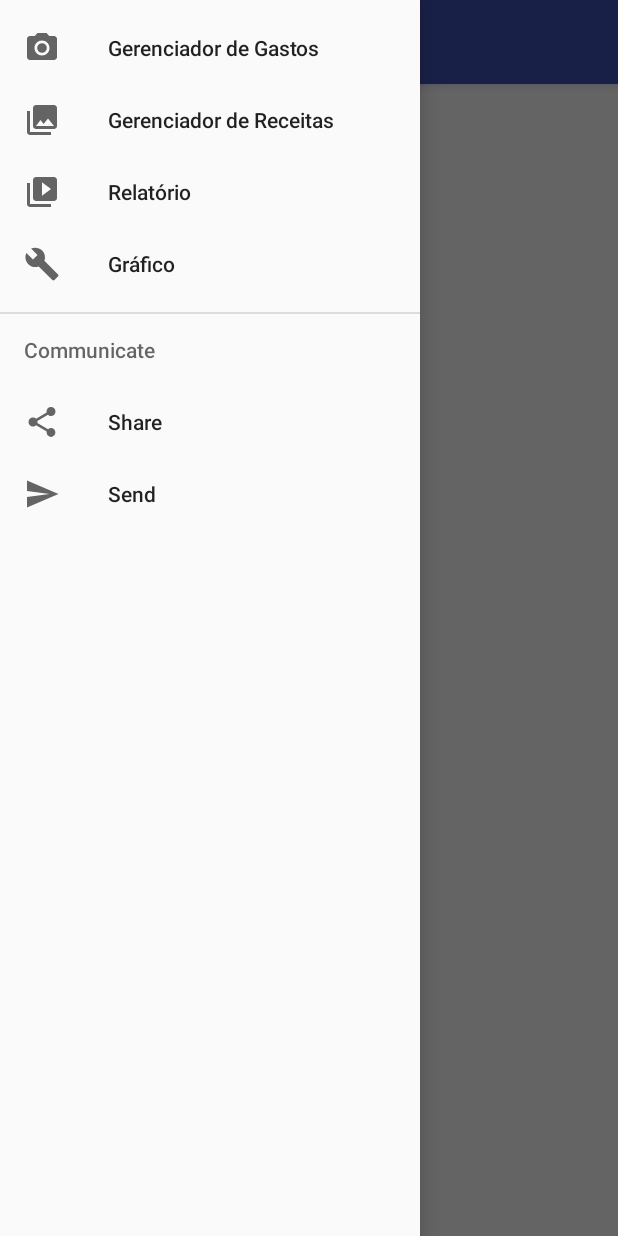
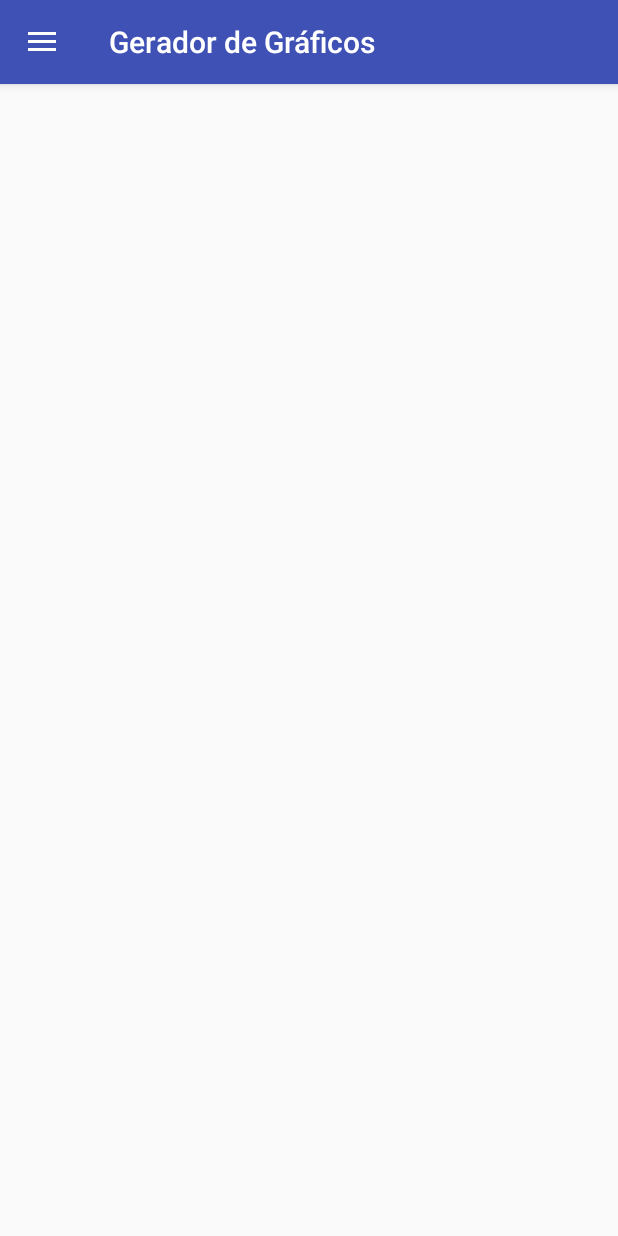
Before and after one commit to cassuci/equipe_rocket, an Android app: the GraficoController screen opened directly, with no data from a screen before it, in the side drawer, after a tap on "Gráfico", on a phone screen of 412 x 824 dp. Run offline under Robolectric (Android 15) with nearby library versions, the phone set to English and light mode, and no system bars.

Commit message:
Tela Gerador Graficos iniciada

```diff
--- a/app/src/main/java/com/draft/rckt/equiperocket/Grafico/GraficoController.java
+++ b/app/src/main/java/com/draft/rckt/equiperocket/Grafico/GraficoController.java
@@ -1,21 +1,76 @@
 package com.draft.rckt.equiperocket.Grafico;
 
+import android.content.Intent;
+import android.support.design.widget.FloatingActionButton;
+import android.support.design.widget.NavigationView;
+import android.support.design.widget.Snackbar;
+import android.support.v4.view.GravityCompat;
+import android.support.v4.widget.DrawerLayout;
+import android.support.v7.app.ActionBarDrawerToggle;
 import android.support.v7.app.AppCompatActivity;
 import android.os.Bundle;
+import android.support.v7.widget.Toolbar;
+import android.view.MenuItem;
 import android.view.View;
+import android.widget.TextView;
 
+import com.draft.rckt.equiperocket.Gasto.GastoController;
+import com.draft.rckt.equiperocket.Gasto.GastoDetailController;
 import com.draft.rckt.equiperocket.R;
+import com.draft.rckt.equiperocket.Receita.ReceitaController;
+import com.draft.rckt.equiperocket.Relatorio.RelatorioController;
 
-public class GraficoController extends AppCompatActivity implements View.OnClickListener{
+public class GraficoController extends AppCompatActivity
+        implements View.OnClickListener, NavigationView.OnNavigationItemSelectedListener{
 
     @Override
     protected void onCreate(Bundle savedInstanceState) {
         super.onCreate(savedInstanceState);
         setContentView(R.layout.activity_grafico_controller);
+        Toolbar toolbar = (Toolbar) findViewById(R.id.toolbar_grafico);
+        setSupportActionBar(toolbar);
+        getSupportActionBar().setDisplayShowTitleEnabled(false);
+
+        TextView mTitle = (TextView) toolbar.findViewById(R.id.toolbar_grafico_title);
+
+        FloatingActionButton fab = (FloatingActionButton) findViewById(R.id.fab);
+
+        DrawerLayout drawer = (DrawerLayout) findViewById(R.id.drawer_layout);
+        ActionBarDrawerToggle toggle = new ActionBarDrawerToggle(
+                this, drawer, toolbar, R.string.navigation_drawer_open, R.string.navigation_drawer_close);
+        drawer.setDrawerListener(toggle);
+        toggle.syncState();
+
+        NavigationView navigationView = (NavigationView) findViewById(R.id.nav_view);
+        navigationView.setNavigationItemSelectedListener(this);
     }
 
     @Override
     public void onClick(View v) {
         //TODO: coletar informacoes inseridas na UI e comecar a atividade de visualizacao
     }
+
+    @Override
+    public boolean onNavigationItemSelected(MenuItem item) {
+        // Handle navigation view item clicks here.
+        int id = item.getItemId();
+        Intent intent = new Intent();
+
+        if (id == R.id.gerenciador_gastos) {
+            intent.setClass(this, GastoController.class);
+            startActivity(intent);
+        } else if (id == R.id.gerenciador_receitas) {
+            intent.setClass(this, ReceitaController.class);
+            startActivity(intent);
+        } else if (id == R.id.relatorio) {
+            intent.setClass(this, RelatorioController.class);
+            startActivity(intent);
+        } else if (id == R.id.grafico) {
+            // do nothings
+        }
+
+        DrawerLayout drawer = (DrawerLayout) findViewById(R.id.drawer_layout);
+        drawer.closeDrawer(GravityCompat.START);
+        return true;
+    }
 }
--- a/app/src/main/res/layout/app_bar_grafico_controller.xml
+++ b/app/src/main/res/layout/app_bar_grafico_controller.xml
@@ -4,7 +4,6 @@
     xmlns:tools="http://schemas.android.com/tools"
     android:layout_width="match_parent"
     android:layout_height="match_parent"
-
     android:fitsSystemWindows="true"
     tools:context="com.draft.rckt.equiperocket.Grafico.GraficoController">
 
@@ -14,14 +13,14 @@
         android:theme="@style/AppTheme.AppBarOverlay">
 
         <android.support.v7.widget.Toolbar
-            android:id="@+id/toolbar"
+            android:id="@+id/toolbar_grafico"
             android:layout_width="match_parent"
             android:layout_height="?attr/actionBarSize"
             android:background="?attr/colorPrimary"
             app:popupTheme="@style/AppTheme.PopupOverlay">
 
             <TextView
-                android:id="@+id/toolbar_title"
+                android:id="@+id/toolbar_grafico_title"
                 style="@style/TextAppearance.AppCompat.Widget.ActionBar.Title"
                 android:layout_width="wrap_content"
                 android:layout_height="wrap_content"
@@ -33,4 +32,6 @@
 
     </android.support.design.widget.AppBarLayout>
 
+    <include layout="@layout/content_grafico_controller" />
+
 </android.support.design.widget.CoordinatorLayout>
--- /dev/null
+++ b/app/src/main/res/layout/content_grafico_controller.xml
@@ -0,0 +1,15 @@
+<?xml version="1.0" encoding="utf-8"?>
+<RelativeLayout xmlns:android="http://schemas.android.com/apk/res/android"
+    xmlns:app="http://schemas.android.com/apk/res-auto"
+    xmlns:tools="http://schemas.android.com/tools"
+    android:layout_width="match_parent"
+    android:layout_height="match_parent"
+    android:paddingBottom="@dimen/activity_vertical_margin"
+    android:paddingLeft="@dimen/activity_horizontal_margin"
+    android:paddingRight="@dimen/activity_horizontal_margin"
+    android:paddingTop="@dimen/activity_vertical_margin"
+    app:layout_behavior="@string/appbar_scrolling_view_behavior"
+    tools:context="com.draft.rckt.equiperocket.Grafico.GraficoController"
+    tools:showIn="@layout/app_bar_grafico_controller">
+
+</RelativeLayout>
```
Also changed, not shown: 4 other files.
